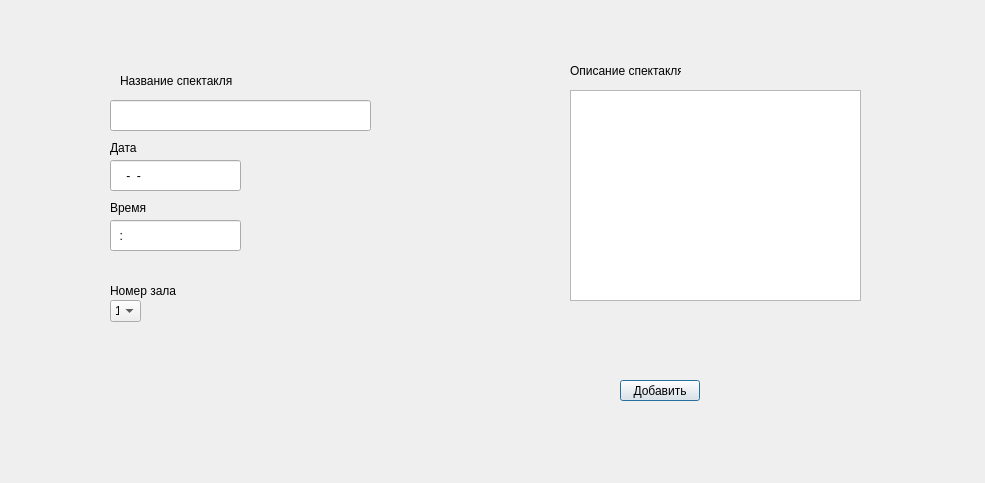
Old version of the form addshowdialogue.ui in the repository stepankolchin/TeatrPostgreSQL.
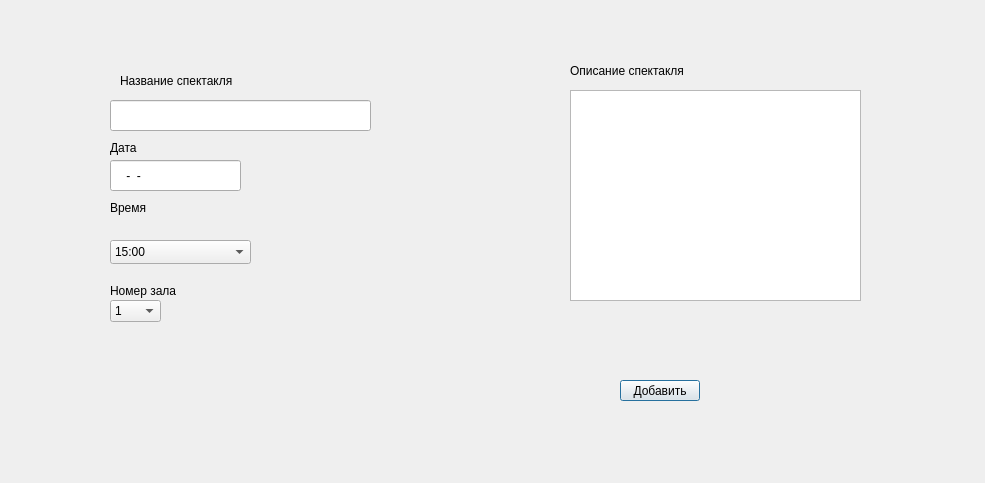
New version of the form.

```diff
--- a/addshowdialogue.ui
+++ b/addshowdialogue.ui
@@ -42,22 +42,6 @@
     <string>9999-99-99</string>
    </property>
   </widget>
-  <widget class="QLineEdit" name="lineEdit_Time">
-   <property name="geometry">
-    <rect>
-     <x>110</x>
-     <y>220</y>
-     <width>131</width>
-     <height>31</height>
-    </rect>
-   </property>
-   <property name="whatsThis">
-    <string>Формат ЧЧ:ММ</string>
-   </property>
-   <property name="inputMask">
-    <string>99:99</string>
-   </property>
-  </widget>
   <widget class="QLabel" name="label">
    <property name="geometry">
     <rect>
@@ -86,7 +70,7 @@
     <rect>
      <x>570</x>
      <y>60</y>
-     <width>111</width>
+     <width>211</width>
      <height>21</height>
     </rect>
    </property>
@@ -138,7 +122,7 @@
     <rect>
      <x>110</x>
      <y>300</y>
-     <width>31</width>
+     <width>51</width>
      <height>22</height>
     </rect>
    </property>
@@ -176,6 +160,31 @@
     <string>Добавить</string>
    </property>
   </widget>
+  <widget class="QComboBox" name="comboBox_Time">
+   <property name="geometry">
+    <rect>
+     <x>110</x>
+     <y>240</y>
+     <width>141</width>
+     <height>24</height>
+    </rect>
+   </property>
+   <item>
+    <property name="text">
+     <string>15:00</string>
+    </property>
+   </item>
+   <item>
+    <property name="text">
+     <string>18:00</string>
+    </property>
+   </item>
+   <item>
+    <property name="text">
+     <string>21:00</string>
+    </property>
+   </item>
+  </widget>
  </widget>
  <resources/>
  <connections/>
```
